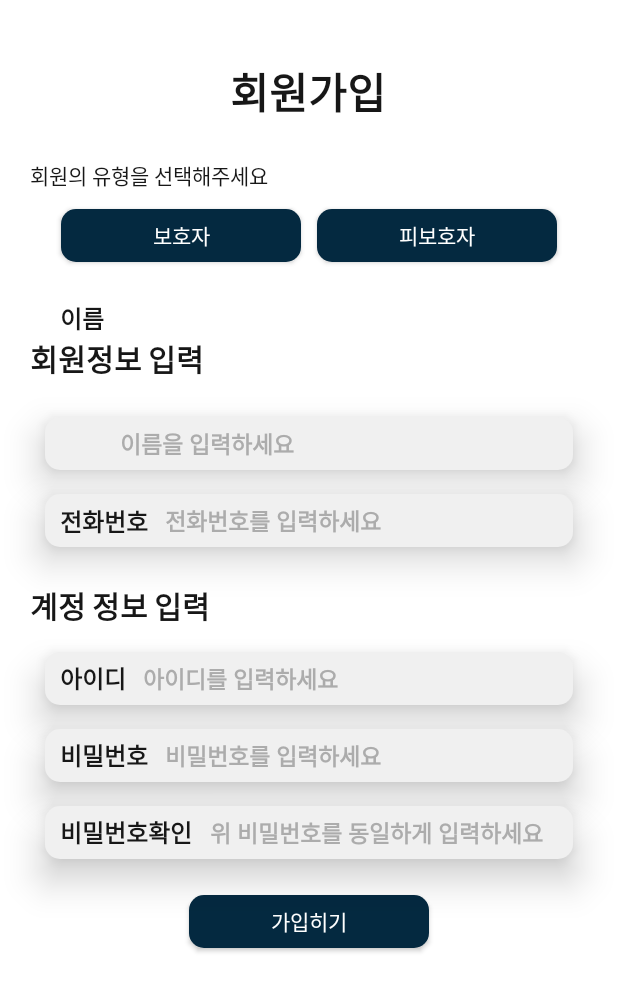
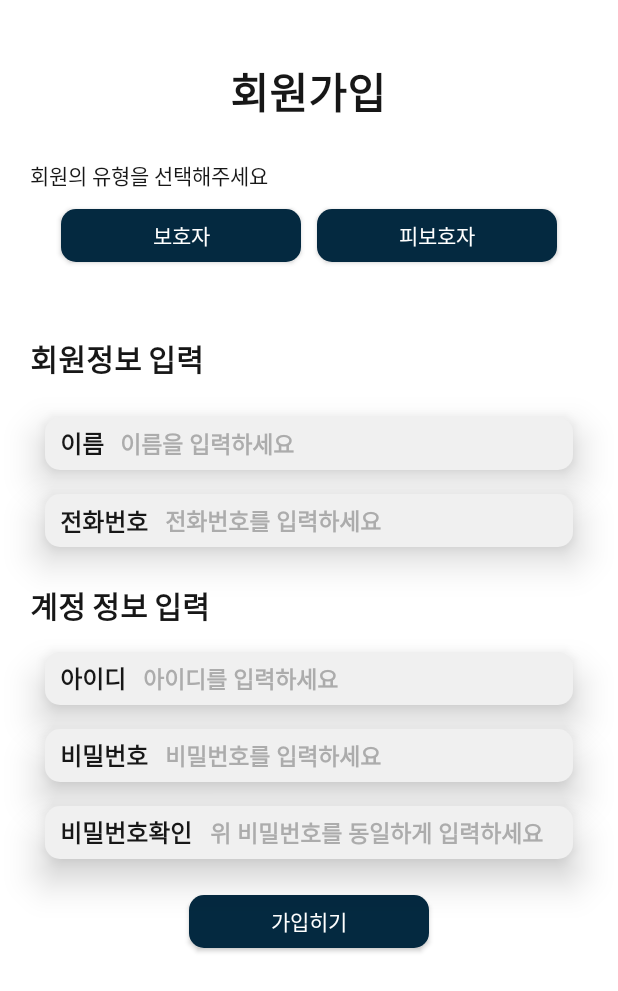
Before and after one commit to CSID-DGU/2023-2-SCS4031-01-cinematic-system, an Android app: the GuardianSignUpFormFragment screen opened directly, with no data from a screen before it, on a phone screen of 412 x 824 dp. Shown: the top 991 px of the screen. Run offline under Robolectric (Android 15) with nearby library versions, the phone set to English and light mode, and no system bars; our stand-ins replace Firebase (no records; nobody signed in at launch, a user with empty details on screens opened directly); 1 statement that could not run was skipped.

Commit message:
REFACTOR fragment_guardian_sign_up_form xml 컴포넌트 위치 수정

```diff
--- a/fiebasephoneauth/app/src/main/res/layout/fragment_guardian_sign_up_form.xml
+++ b/fiebasephoneauth/app/src/main/res/layout/fragment_guardian_sign_up_form.xml
@@ -57,7 +57,7 @@
             android:textColor="@color/black_1"
             android:textSize="16dp"
             app:layout_constraintStart_toStartOf="parent"
-            app:layout_constraintTop_toBottomOf="@+id/userInfo" />
+            app:layout_constraintTop_toBottomOf="@+id/userInfoText" />
 
         <EditText
             android:id="@+id/phoneNumForm"
```
